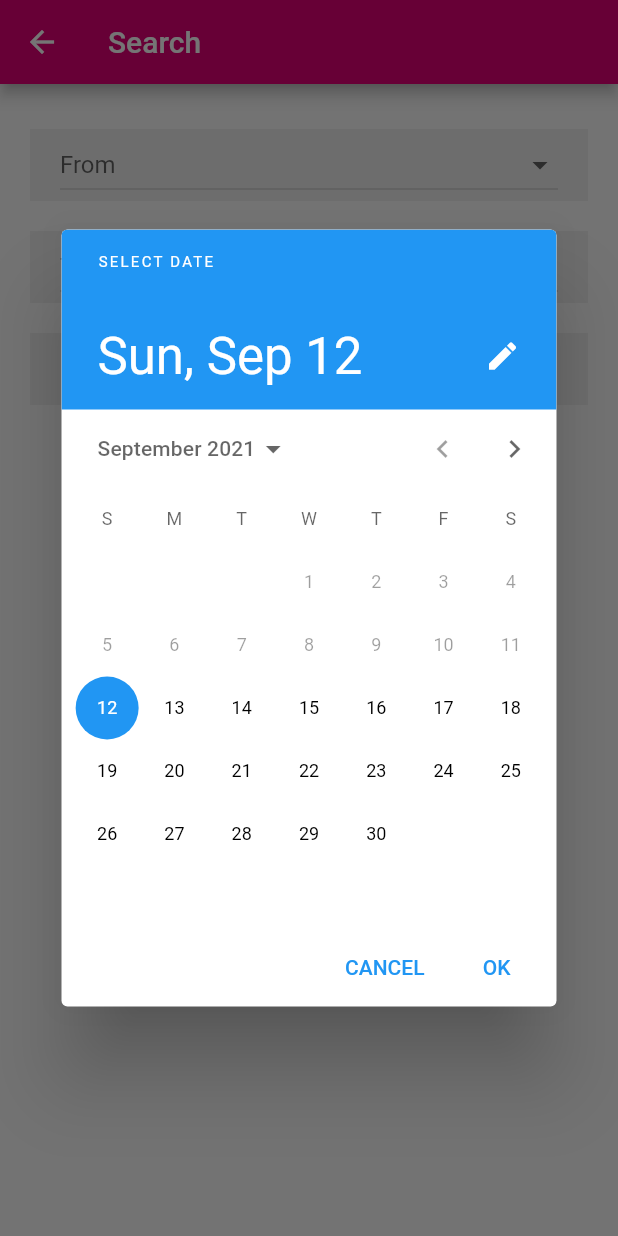
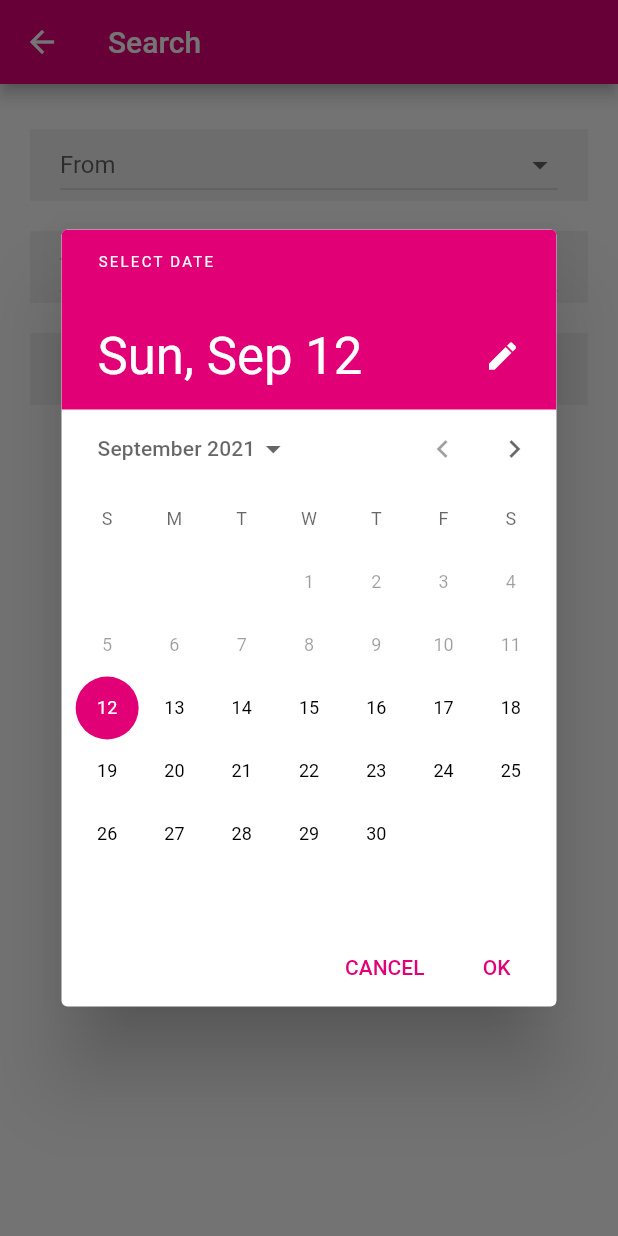
Before and after one commit to Vacika/najdiprevoz-flutter, a Flutter app: the SearchTripsWidget screen opened directly, after a tap on "Choose a date", on a phone screen of 412 x 824 dp. Run offline on Flutter 3.47's test engine with Material 2 defaults, Android fonts, the phone set to English and light mode, and no system bars; drawn by our look-alikes of numberpicker; our stand-ins replace flutter_secure_storage; accounts and stored records are empty; generated files the repository leaves out were written again; network calls fail; Roboto replaces fonts that are missing (Georgia); key blocks and very long unbroken strings in the code were emptied for the run.

Commit message:
Fix login screen alignment  + search trips

```diff
--- a/lib/screens/login.screen.dart
+++ b/lib/screens/login.screen.dart
@@ -29,7 +29,9 @@ class LoginScreen extends StatelessWidget {
         child: Column(
           mainAxisAlignment: MainAxisAlignment.center,
           children: <Widget>[
-            Text('Login with existing \n or create a new account', style: TextStyle(fontSize: 26,
+            Text('Login with existing \nor create a new account',
+              textAlign: TextAlign.center,
+              style: TextStyle(fontSize: 26,
                 color: Color.fromRGBO(225, 0, 117, 1),
                 fontWeight: FontWeight.bold),),
             Divider(
@@ -39,7 +41,7 @@ class LoginScreen extends StatelessWidget {
             ),
             Divider(
               color: Colors.white,
-              height: 100,
+              height: 40,
               thickness: 0,
             ),
             TextField(
--- a/lib/shared-widgets/number-picker-widget.dart
+++ b/lib/shared-widgets/number-picker-widget.dart
@@ -51,6 +51,7 @@ class CustomNumberPickerState extends State<CustomNumberPicker> {
           mainAxisAlignment: MainAxisAlignment.center,
           children: [
             IconButton(
+              color: Color.fromRGBO(225, 0, 117, 1),
               icon: Icon(Icons.remove),
               onPressed: () => setState(() {
                 final newValue = currentValue - widget.step;
@@ -62,6 +63,7 @@ class CustomNumberPickerState extends State<CustomNumberPicker> {
             ),
             Text('${widget.title}: $currentValue'),
             IconButton(
+              color: Color.fromRGBO(225, 0, 117, 1),
               icon: Icon(Icons.add),
               onPressed: () => setState(() {
                 final newValue = currentValue + widget.step;
--- a/lib/shared-widgets/search-trips-widget.dart
+++ b/lib/shared-widgets/search-trips-widget.dart
@@ -83,14 +83,15 @@ class SearchTripsWidgetState extends State<SearchTripsWidget> {
     return TextButton(
       child: const Text(
         'SUBMIT',
-        style: TextStyle(fontWeight: FontWeight.bold),
+        style: TextStyle(
+            fontWeight: FontWeight.bold, color: Color.fromRGBO(225, 0, 117, 1)),
       ),
       onPressed: (() => {
             Navigator.pushAndRemoveUntil(
                 context,
                 MaterialPageRoute(
                     builder: (context) => HomeScreen(initialIndex: 0)),
-                    (Route<dynamic> route) => false)
+                (Route<dynamic> route) => false)
           }),
     );
   }
@@ -111,19 +112,29 @@ class SearchTripsWidgetState extends State<SearchTripsWidget> {
                     departureDate != null
                         ? "${departureDate.toLocal()}".split(' ')[0]
                         : 'Choose a date',
-                    style: TextStyle(
-                      fontSize: 15,
-                      color: Colors.grey[700]
-                    ),
+                    style: TextStyle(fontSize: 15, color: Colors.grey[700]),
                     textAlign: TextAlign.start))));
   }
 
   _selectDate(BuildContext context) async {
     final DateTime picked = await showDatePicker(
       context: context,
-      initialDate: departureDate != null? departureDate : DateTime.now(), // Refer step 1
+      initialDate: departureDate != null ? departureDate : DateTime.now(),
+      // Refer step 1
       firstDate: DateTime.now(),
       lastDate: DateTime.now().add(Duration(days: 365)),
+      builder: (BuildContext context, Widget child) {
+        return Theme(
+          data: Theme.of(context).copyWith(
+            primaryColor: Color.fromRGBO(225, 0, 117, 1),
+            accentColor: Color.fromRGBO(225, 0, 117, 1),
+            colorScheme:
+                ColorScheme.light(primary: Color.fromRGBO(225, 0, 117, 1)),
+            buttonTheme: ButtonThemeData(textTheme: ButtonTextTheme.primary),
+          ),
+          child: child,
+        );
+      },
     );
     if (picked != null && picked != departureDate)
       setState(() {
```
